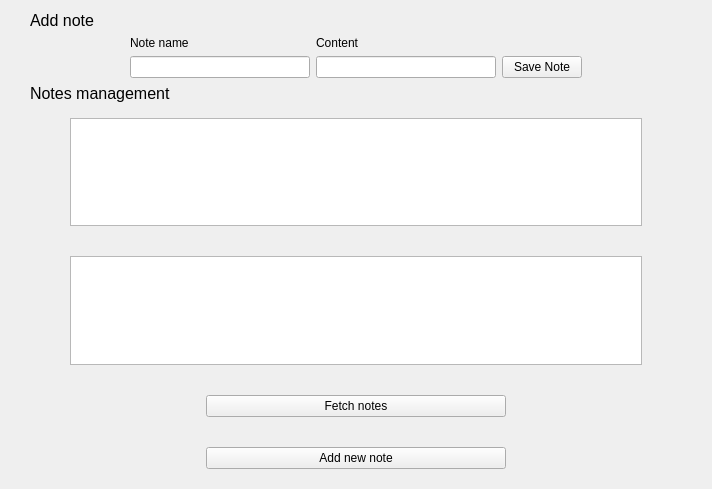
The window that src/NotesManagement.ui (mooltipass/moolticute) describes before a commit, drawn with Qt 5.
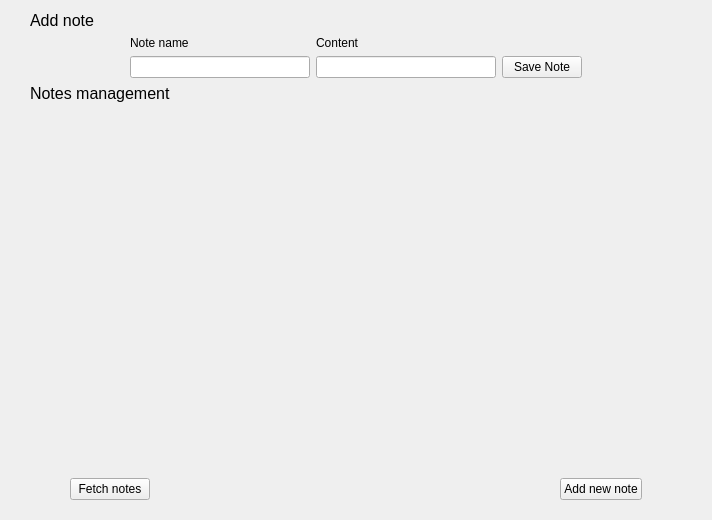
The same window after the commit.

Commit message: [BLE] Replace list with notes icons and add a new page for editing them

The edit to the form file:
```diff
--- a/src/NotesManagement.ui
+++ b/src/NotesManagement.ui
@@ -7,7 +7,7 @@
     <x>0</x>
     <y>0</y>
     <width>712</width>
-    <height>489</height>
+    <height>520</height>
    </rect>
   </property>
   <property name="windowTitle">
@@ -111,7 +111,7 @@
      <property name="currentIndex">
       <number>0</number>
      </property>
-     <widget class="QWidget" name="pageLocked">
+     <widget class="QWidget" name="pageListNotes">
       <layout class="QVBoxLayout" name="verticalLayout_2">
        <property name="spacing">
         <number>30</number>
@@ -123,13 +123,35 @@
         <number>40</number>
        </property>
        <item>
-        <widget class="QListWidget" name="listWidgetNotes"/>
+        <widget class="QScrollArea" name="scrollArea">
+         <property name="frameShape">
+          <enum>QFrame::NoFrame</enum>
+         </property>
+         <property name="horizontalScrollBarPolicy">
+          <enum>Qt::ScrollBarAlwaysOff</enum>
+         </property>
+         <property name="widgetResizable">
+          <bool>true</bool>
+         </property>
+         <widget class="QWidget" name="scrollAreaWidgetContents">
+          <property name="geometry">
+           <rect>
+            <x>0</x>
+            <y>0</y>
+            <width>572</width>
+            <height>307</height>
+           </rect>
+          </property>
+          <layout class="QVBoxLayout" name="verticalLayout_4">
+           <item>
+            <layout class="QGridLayout" name="gridLayoutNotes"/>
+           </item>
+          </layout>
+         </widget>
+        </widget>
        </item>
        <item>
-        <widget class="QPlainTextEdit" name="textEditNote"/>
-       </item>
-       <item>
-        <layout class="QHBoxLayout" name="horizontalLayout_2">
+        <layout class="QHBoxLayout" name="horizontalLayout_3">
          <item>
           <widget class="QPushButton" name="pushButtonEnterNotesMMM">
            <property name="maximumSize">
@@ -143,10 +165,19 @@
            </property>
           </widget>
          </item>
-        </layout>
-       </item>
-       <item>
-        <layout class="QHBoxLayout" name="horizontalLayout_3">
+         <item>
+          <spacer name="horizontalSpacer">
+           <property name="orientation">
+            <enum>Qt::Horizontal</enum>
+           </property>
+           <property name="sizeHint" stdset="0">
+            <size>
+             <width>40</width>
+             <height>20</height>
+            </size>
+           </property>
+          </spacer>
+         </item>
          <item>
           <widget class="QPushButton" name="pushButtonAddNote">
            <property name="maximumSize">
@@ -162,22 +193,55 @@
          </item>
         </layout>
        </item>
+      </layout>
+     </widget>
+     <widget class="QWidget" name="pageEditNotes">
+      <layout class="QVBoxLayout" name="verticalLayout_3">
        <item>
-        <spacer name="verticalSpacer">
-         <property name="orientation">
-          <enum>Qt::Vertical</enum>
+        <widget class="QLabel" name="labelNoteName_2">
+         <property name="text">
+          <string>TextLabel</string>
          </property>
-         <property name="sizeHint" stdset="0">
-          <size>
-           <width>20</width>
-           <height>40</height>
-          </size>
+         <property name="alignment">
+          <set>Qt::AlignCenter</set>
          </property>
-        </spacer>
+        </widget>
        </item>
+       <item>
+        <widget class="QPlainTextEdit" name="textEditNote"/>
+       </item>
+       <item>
+        <layout class="QHBoxLayout" name="horizontalLayout_2">
+         <item>
+          <widget class="QPushButton" name="pushButtonSave">
+           <property name="maximumSize">
+            <size>
+             <width>300</width>
+             <height>38</height>
+            </size>
+           </property>
+           <property name="text">
+            <string>Save</string>
+           </property>
+          </widget>
+         </item>
+         <item>
+          <widget class="QPushButton" name="pushButtonDiscard">
+           <property name="maximumSize">
+            <size>
+             <width>300</width>
+             <height>38</height>
+            </size>
+           </property>
+           <property name="text">
+            <string>Discard</string>
+           </property>
+          </widget>
+         </item>
+        </layout>
+       </item>
       </layout>
      </widget>
-     <widget class="QWidget" name="page_2"/>
     </widget>
    </item>
   </layout>
```
The commit also changes 7 other files.
